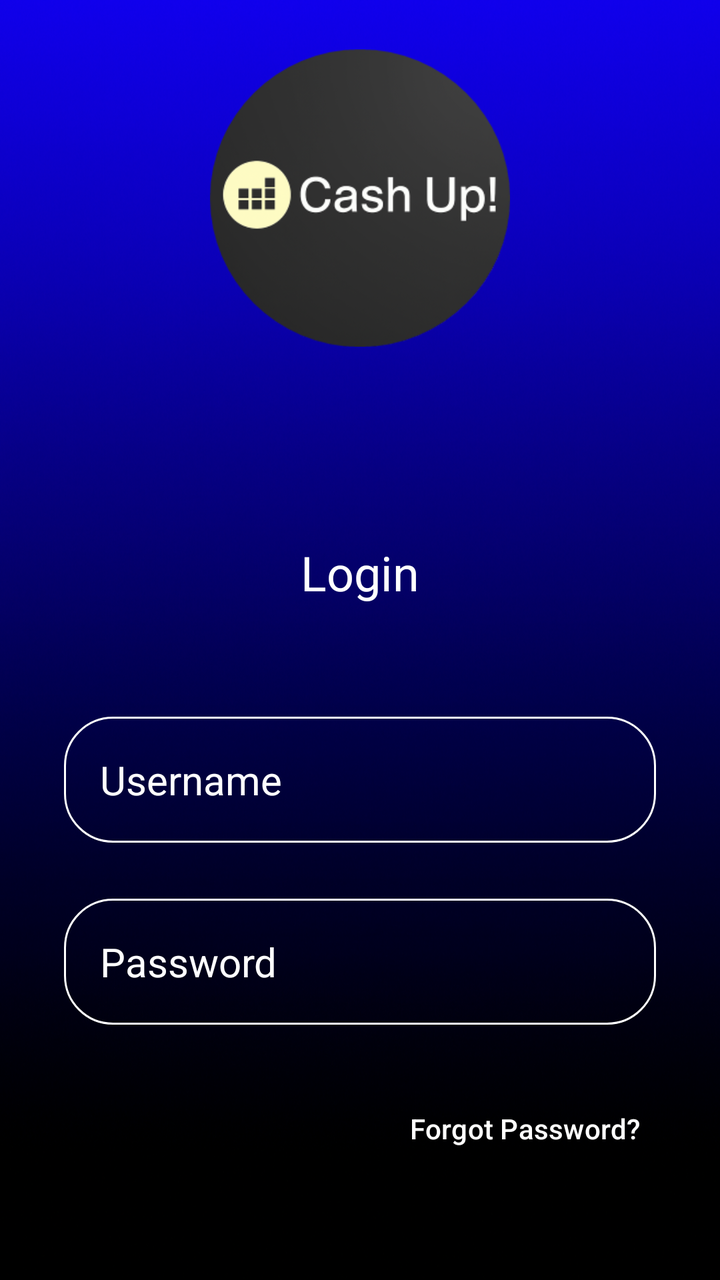
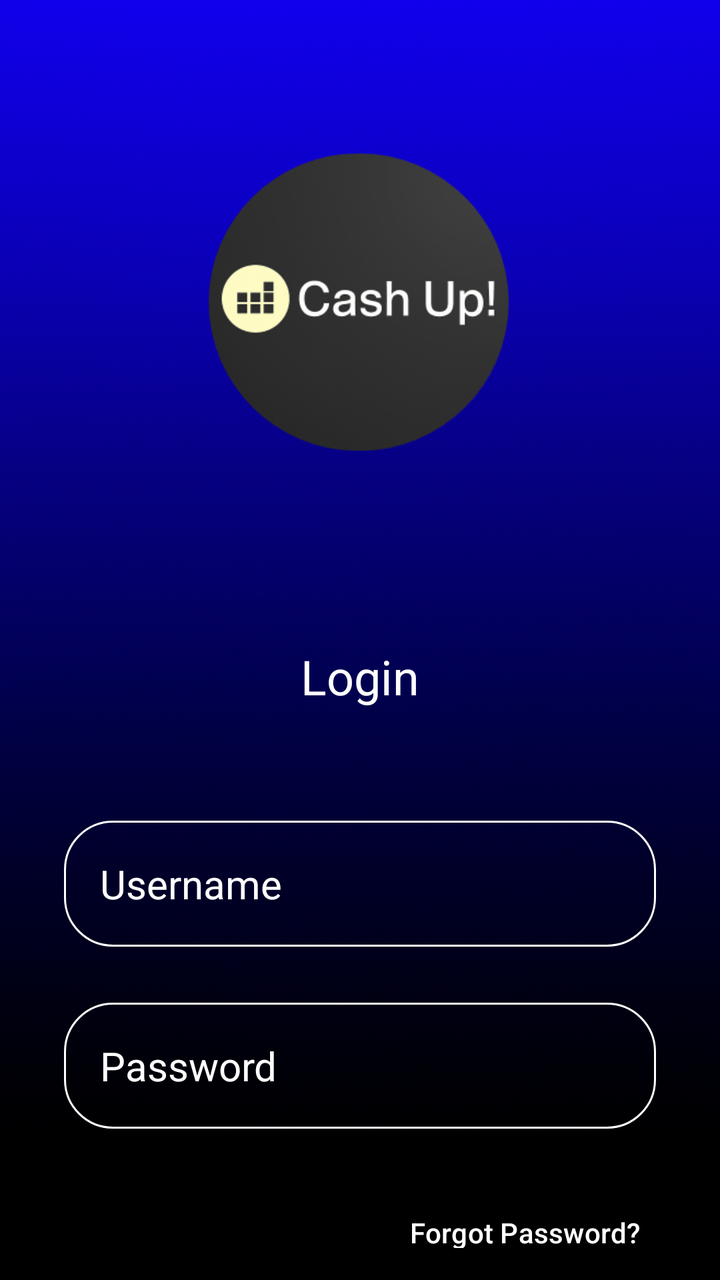

Before-and-after screenshots of an Android layout around one commit, followed by the original layout XML and the change that was made.
<!-- AndroidManifest.xml: application theme Theme.CashUp -->
<!-- res/layout/activity_login.xml -->
<androidx.constraintlayout.widget.ConstraintLayout
    xmlns:android="http://schemas.android.com/apk/res/android"
    xmlns:app="http://schemas.android.com/apk/res-auto"
    xmlns:tools="http://schemas.android.com/tools"
    android:layout_width="match_parent"
    android:layout_height="match_parent"
    android:background="@drawable/background"
    android:padding="16dp"
    tools:context=".LoginActivity">




    
    <ImageView
        android:id="@+id/imageView"
        android:layout_width="150dp"
        android:layout_height="150dp"
        android:layout_marginTop="8dp"
        app:layout_constraintTop_toTopOf="parent"
        app:layout_constraintStart_toStartOf="parent"
        app:layout_constraintEnd_toEndOf="parent"
        app:srcCompat="@drawable/logo" />

    

    
    

    

    

    

    <TextView
        android:id="@+id/textView"
        android:layout_width="wrap_content"
        android:layout_height="wrap_content"
        android:layout_marginTop="96dp"
        android:text="Login"
        android:textColor="@color/white"
        android:textSize="24sp"
        app:layout_constraintEnd_toEndOf="parent"
        app:layout_constraintStart_toStartOf="parent"
        app:layout_constraintTop_toBottomOf="@+id/imageView" />

    <EditText
        android:id="@+id/username_input"
        android:layout_width="0dp"
        android:layout_height="wrap_content"
        android:layout_marginStart="16dp"
        android:layout_marginTop="56dp"
        android:layout_marginEnd="16dp"
        android:background="@drawable/rounded_corner"
        android:ems="10"
        android:hint="Username"
        android:inputType="text"
        android:padding="18dp"
        android:textColor="@color/white"
        android:textColorHint="@color/white"
        android:textSize="20sp"
        app:layout_constraintEnd_toEndOf="parent"
        app:layout_constraintHorizontal_bias="1.0"
        app:layout_constraintStart_toStartOf="parent"
        app:layout_constraintTop_toBottomOf="@+id/textView" />

    <EditText
        android:id="@+id/password_input"
        android:layout_width="0dp"
        android:layout_height="wrap_content"
        android:layout_marginStart="16dp"
        android:layout_marginTop="28dp"
        android:layout_marginEnd="16dp"
        android:background="@drawable/rounded_corner"
        android:ems="10"
        android:hint="Password"
        android:inputType="textPassword"
        android:padding="18dp"
        android:textColor="@color/white"
        android:textColorHint="@color/white"
        android:textSize="20sp"
        app:layout_constraintEnd_toEndOf="parent"
        app:layout_constraintHorizontal_bias="1.0"
        app:layout_constraintStart_toStartOf="parent"
        app:layout_constraintTop_toBottomOf="@+id/username_input" />

    <Button
        android:id="@+id/forgotpassword"
        android:layout_width="wrap_content"
        android:layout_height="wrap_content"
        android:layout_marginTop="28dp"
        android:background="@android:color/transparent"
        android:text="Forgot Password?"
        android:textColor="@color/white"
        android:textSize="14sp"
        app:layout_constraintEnd_toEndOf="parent"
        app:layout_constraintTop_toBottomOf="@+id/password_input" />

    <Button
        android:id="@+id/login_button"
        android:layout_width="0dp"
        android:layout_height="wrap_content"
        android:layout_marginStart="16dp"
        android:layout_marginTop="128dp"
        android:layout_marginEnd="16dp"
        android:background="@drawable/rounded_button"
        android:padding="18dp"
        android:text="Login"
        android:textColor="@color/white"
        android:textSize="18sp"
        app:layout_constraintEnd_toEndOf="parent"
        app:layout_constraintHorizontal_bias="1.0"
        app:layout_constraintStart_toStartOf="parent"
        app:layout_constraintTop_toBottomOf="@+id/forgotpassword" />

</androidx.constraintlayout.widget.ConstraintLayout>
<!-- resources referenced by this layout -->
<resources>
  <color name="white">#FFFFFFFF</color>
  <!-- drawable background: png bitmap (drawable, 768113 bytes) -->
  <!-- drawable logo: png bitmap (drawable, 45128 bytes) -->
  <!-- drawable rounded_button (drawable) -->
  <?xml version="1.0" encoding="utf-8"?>
  <shape xmlns:android="http://schemas.android.com/apk/res/android"
      android:shape="rectangle">
      <corners
          android:radius="24dp"/>
      <stroke
          android:width="1dp"
          android:color="@color/white" />
      <solid
          android:color="#2196F3" /> 
  </shape>
  <!-- drawable rounded_corner (drawable) -->
  <?xml version="1.0" encoding="utf-8"?>
  <shape xmlns:android="http://schemas.android.com/apk/res/android"
      android:shape="rectangle"
      >
  <corners
          android:radius="24dp"/>
      <stroke
          android:width="1dp"
              android:color="@color/white" />
  </shape>
  <style name="Theme.CashUp" parent="Base.Theme.CashUp" />
  <style name="Base.Theme.CashUp" parent="Theme.Material3.DayNight.NoActionBar">
          
          
      </style>
</resources>

<!-- the commit's change to res/layout/activity_login.xml (unified diff, before → after) -->
@@ -12,15 +12,6 @@
 
 
     
-    <ImageView
-        android:id="@+id/imageView"
-        android:layout_width="150dp"
-        android:layout_height="150dp"
-        android:layout_marginTop="8dp"
-        app:layout_constraintTop_toTopOf="parent"
-        app:layout_constraintStart_toStartOf="parent"
-        app:layout_constraintEnd_toEndOf="parent"
-        app:srcCompat="@drawable/logo" />
 
     
 
@@ -32,6 +23,17 @@
     
 
     
+
+    <ImageView
+        android:id="@+id/imageView"
+        android:layout_width="150dp"
+        android:layout_height="150dp"
+        android:layout_marginTop="60dp"
+        app:layout_constraintEnd_toEndOf="parent"
+        app:layout_constraintHorizontal_bias="0.497"
+        app:layout_constraintStart_toStartOf="parent"
+        app:layout_constraintTop_toTopOf="parent"
+        app:srcCompat="@drawable/logo" />
 
     <TextView
         android:id="@+id/textView"
